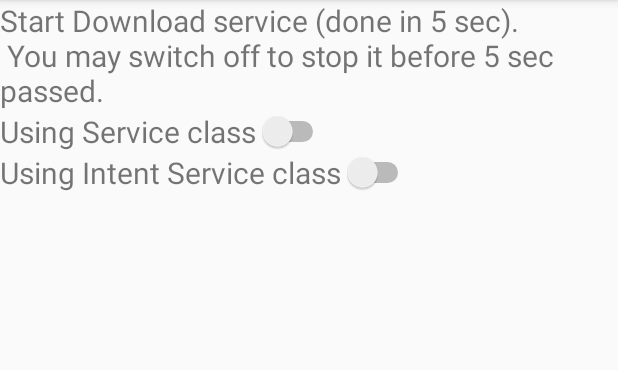
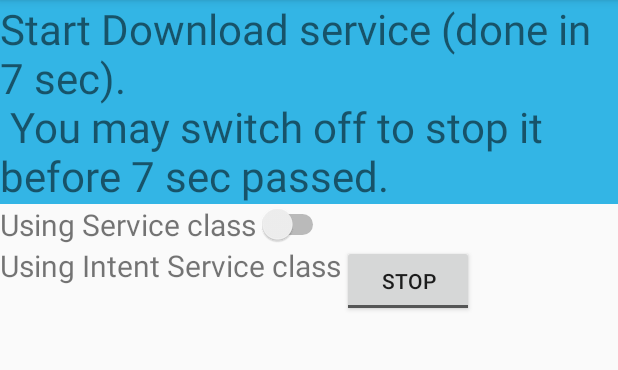
Before and after one commit to dr-sung/M08_StartedService, an Android app: the screen it shows after launch (MainActivity), on a phone screen of 412 x 824 dp, the part 84-454 px from its top. Run offline under Robolectric (Android 15) with nearby library versions, the phone set to English and light mode, and no system bars.

Commit message:
Initial commit

```diff
--- a/app/src/main/java/edu/uco/hsung/m08_startedservice/MainActivity.java
+++ b/app/src/main/java/edu/uco/hsung/m08_startedservice/MainActivity.java
@@ -5,6 +5,7 @@ import android.content.Intent;
 import android.os.Bundle;
 import android.widget.CompoundButton;
 import android.widget.Switch;
+import android.widget.ToggleButton;
 
 public class MainActivity extends Activity {
 
@@ -17,7 +18,9 @@ public class MainActivity extends Activity {
         setContentView(R.layout.activity_main);
 
         service = new Intent(this, DownloadService.class);
-        intentService = new Intent(this, DownloadIntentService.class);
+        service.putExtra("FILENAME", "A huge image.jpg");
+
+
 
         Switch s1 = (Switch) findViewById(R.id.service_switch);
         s1.setOnCheckedChangeListener(new CompoundButton.OnCheckedChangeListener() {
@@ -31,7 +34,10 @@ public class MainActivity extends Activity {
             }
         });
 
-        Switch s2 = (Switch) findViewById(R.id.intentservice_switch);
+        intentService = new Intent(this, DownloadIntentService.class);
+        intentService.putExtra("FILENAME", "a big movie.mpg");
+
+        ToggleButton s2 = (ToggleButton) findViewById(R.id.intentservice_switch);
         s2.setOnCheckedChangeListener(new CompoundButton.OnCheckedChangeListener() {
             @Override
             public void onCheckedChanged(CompoundButton buttonView, boolean isChecked) {
@@ -42,5 +48,6 @@ public class MainActivity extends Activity {
                 }
             }
         });
+
     }
 }
--- a/app/src/main/res/layout/activity_main.xml
+++ b/app/src/main/res/layout/activity_main.xml
@@ -6,7 +6,8 @@
     <TextView
         android:id="@+id/tv"
         android:text="@string/tv_message"
-        android:textSize="20sp"
+        android:textSize="28sp"
+        android:background="@android:color/holo_blue_light"
         android:layout_width="match_parent"
         android:layout_height="wrap_content" />
 
@@ -36,13 +37,13 @@
         android:layout_width="wrap_content"
         android:layout_height="wrap_content" />
 
-    <Switch
+    <ToggleButton
         android:id="@+id/intentservice_switch"
         android:layout_below="@id/label1"
         android:layout_toEndOf="@id/label2"
-        android:textSize="20sp"
         android:textOff="@string/switch_off"
         android:textOn="@string/switch_on"
         android:layout_width="wrap_content"
         android:layout_height="wrap_content" />
+
 </RelativeLayout>
--- a/app/src/main/res/values/strings.xml
+++ b/app/src/main/res/values/strings.xml
@@ -1,7 +1,7 @@
 <resources>
     <string name="app_name">M08_StartedService</string>
-    <string name="tv_message">Start Download service (done in 5 sec).\n
-        You may switch off to stop it before 5 sec passed.
+    <string name="tv_message">Start Download service (done in 7 sec).\n
+You may switch off to stop it before 7 sec passed.
     </string>
     <string name="switch_on">Start</string>
     <string name="switch_off">Stop</string>
```
Also changed, not shown: app/src/main/java/edu/uco/hsung/m08_startedservice/DownloadIntentService.java (+9 -4 lines), app/src/main/java/edu/uco/hsung/m08_startedservice/DownloadService.java (+7 -4 lines).
